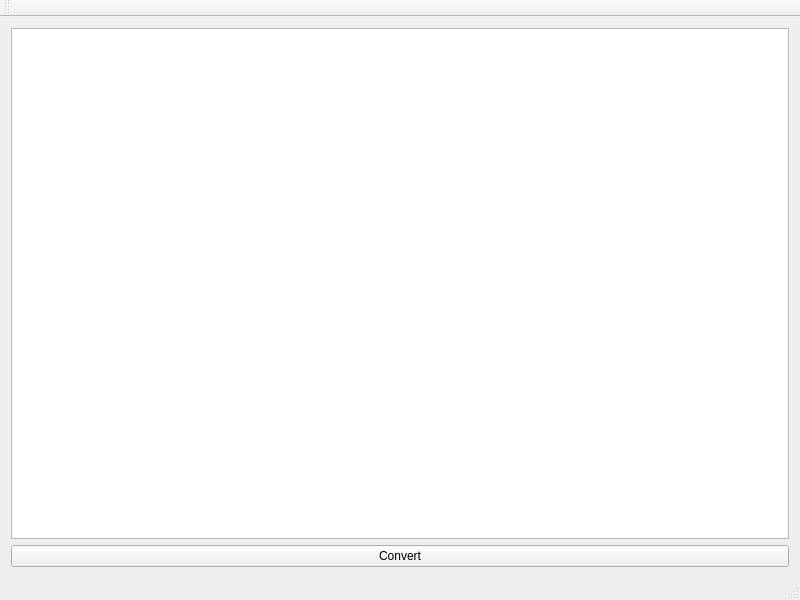
This is mainwindow.ui in justasmalinauskas/VideoAndMetaMaker as Qt 5 draws it before an edit. The edited form follows.
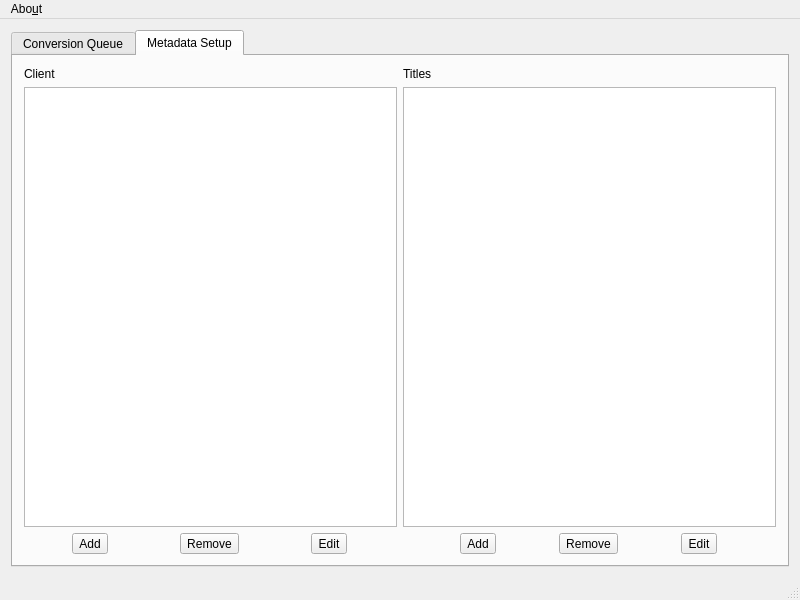
This is the edited form.

```diff
--- a/mainwindow.ui
+++ b/mainwindow.ui
@@ -29,15 +29,122 @@
      <verstretch>0</verstretch>
     </sizepolicy>
    </property>
-   <layout class="QVBoxLayout" name="verticalLayout_2">
-    <item>
-     <widget class="QListWidget" name="ConversionList"/>
-    </item>
-    <item>
-     <widget class="QPushButton" name="ConvertButton">
-      <property name="text">
-       <string>Convert</string>
+   <layout class="QGridLayout" name="gridLayout">
+    <item row="0" column="0">
+     <widget class="QTabWidget" name="ConQTab">
+      <property name="currentIndex">
+       <number>1</number>
       </property>
+      <widget class="QWidget" name="tab">
+       <attribute name="title">
+        <string>Conversion Queue</string>
+       </attribute>
+       <layout class="QVBoxLayout" name="verticalLayout_2">
+        <item>
+         <widget class="QTableView" name="ConversionList"/>
+        </item>
+        <item>
+         <widget class="QPushButton" name="ConvertButton">
+          <property name="text">
+           <string>Convert</string>
+          </property>
+          <property name="checkable">
+           <bool>true</bool>
+          </property>
+          <property name="checked">
+           <bool>false</bool>
+          </property>
+          <property name="flat">
+           <bool>false</bool>
+          </property>
+         </widget>
+        </item>
+       </layout>
+       <zorder>ConversionList</zorder>
+       <zorder>ConvertButton</zorder>
+       <zorder>ConversionList</zorder>
+       <zorder>ConvertButton</zorder>
+      </widget>
+      <widget class="QWidget" name="tab_2">
+       <attribute name="title">
+        <string>Metadata Setup</string>
+       </attribute>
+       <layout class="QGridLayout" name="gridLayout_2">
+        <item row="1" column="5">
+         <widget class="QListView" name="listView_2"/>
+        </item>
+        <item row="2" column="0">
+         <layout class="QHBoxLayout" name="horizontalLayout" stretch="0,0,0">
+          <property name="spacing">
+           <number>24</number>
+          </property>
+          <item>
+           <widget class="QToolButton" name="toolButton">
+            <property name="text">
+             <string>Add</string>
+            </property>
+           </widget>
+          </item>
+          <item>
+           <widget class="QToolButton" name="toolButton_3">
+            <property name="text">
+             <string>Remove</string>
+            </property>
+           </widget>
+          </item>
+          <item>
+           <widget class="QToolButton" name="toolButton_2">
+            <property name="text">
+             <string>Edit</string>
+            </property>
+           </widget>
+          </item>
+         </layout>
+        </item>
+        <item row="1" column="0">
+         <widget class="QListView" name="listView"/>
+        </item>
+        <item row="0" column="0">
+         <widget class="QLabel" name="label">
+          <property name="text">
+           <string>Client</string>
+          </property>
+         </widget>
+        </item>
+        <item row="0" column="5">
+         <widget class="QLabel" name="label_2">
+          <property name="text">
+           <string>Titles</string>
+          </property>
+         </widget>
+        </item>
+        <item row="2" column="5">
+         <layout class="QHBoxLayout" name="horizontalLayout_2">
+          <item>
+           <widget class="QToolButton" name="toolButton_6">
+            <property name="text">
+             <string>Add</string>
+            </property>
+           </widget>
+          </item>
+          <item>
+           <widget class="QToolButton" name="toolButton_5">
+            <property name="text">
+             <string>Remove</string>
+            </property>
+           </widget>
+          </item>
+          <item>
+           <widget class="QToolButton" name="toolButton_4">
+            <property name="text">
+             <string>Edit</string>
+            </property>
+           </widget>
+          </item>
+         </layout>
+        </item>
+       </layout>
+      </widget>
      </widget>
     </item>
    </layout>
@@ -51,14 +158,12 @@
      <height>25</height>
     </rect>
    </property>
-  </widget>
-  <widget class="QToolBar" name="mainToolBar">
-   <attribute name="toolBarArea">
-    <enum>TopToolBarArea</enum>
-   </attribute>
-   <attribute name="toolBarBreak">
-    <bool>false</bool>
-   </attribute>
+   <widget class="QMenu" name="menuAbout">
+    <property name="title">
+     <string>Abo&amp;ut</string>
+    </property>
+   </widget>
+   <addaction name="menuAbout"/>
   </widget>
   <widget class="QStatusBar" name="statusBar"/>
  </widget>
```
